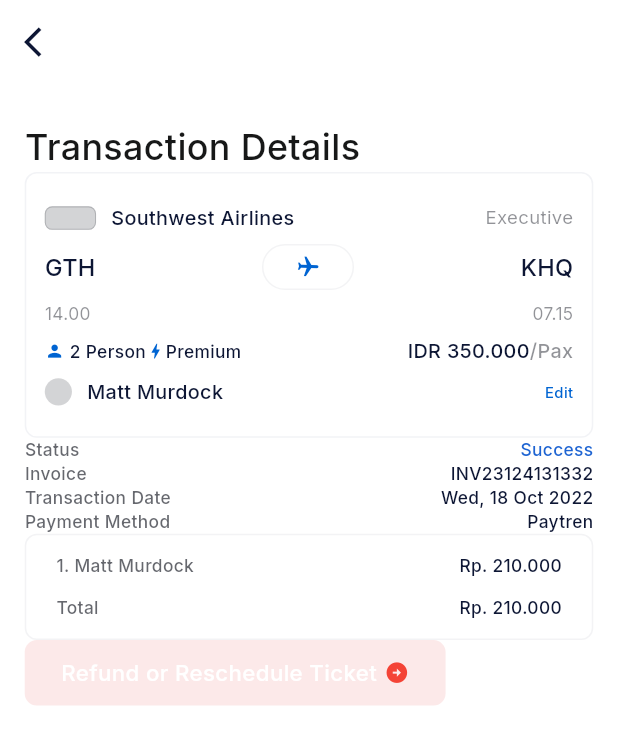
After one commit to DhanashreeC2W/Ticket_Booking_App, a Flutter app: the TransactionDetailsScreen screen opened directly, on a phone screen of 412 x 824 dp. The commit adds this screen. Shown: the top 744 px of the screen. Run offline on Flutter 3.47's test engine with Material 3 defaults, Android fonts, the phone set to English and light mode, and no system bars; our stand-ins replace flutter_otp_text_field, get, google_fonts, smooth_page_indicator.

Commit message:
"screens done"

```diff
--- /dev/null
+++ b/lib/view/Screens/Transaction Details Screen/transaction_details_screen.dart
@@ -0,0 +1,287 @@
+import 'dart:developer';
+
+import 'package:flutter/material.dart';
+import 'package:google_fonts/google_fonts.dart';
+import 'package:ticket_booking_app/view/Screens/Transaction%20Details%20Screen/transaction_details_screen_widget.dart';
+import 'package:ticket_booking_app/view/widget/back_button_widget.dart';
+import 'package:ticket_booking_app/view/widget/button_widget.dart';
+
+class TransactionDetailsScreen extends StatefulWidget {
+  const TransactionDetailsScreen({super.key});
+
+  @override
+  State<TransactionDetailsScreen> createState() =>
+      _TransactionDetailsScreenState();
+}
+
+class _TransactionDetailsScreenState extends State<TransactionDetailsScreen> {
+  @override
+  Widget build(BuildContext context) {
+    final deviceWidth = MediaQuery.sizeOf(context).width;
+    final deviceHeight = MediaQuery.sizeOf(context).height;
+    log("${deviceHeight * 0.086}");
+
+    return Scaffold(
+      backgroundColor: const Color.fromRGBO(255, 255, 255, 1),
+      appBar: AppBar(
+        backgroundColor: const Color.fromRGBO(255, 255, 255, 1),
+        leading: const BackButtonWidget(),
+      ),
+      body: Padding(
+        padding: EdgeInsets.only(
+          top: deviceHeight * 0.03,
+          left: deviceWidth * 0.04, //16
+          right: deviceWidth * 0.04, //16
+          bottom: deviceHeight * 0.03,
+        ),
+        child: Column(
+          crossAxisAlignment: CrossAxisAlignment.start,
+          children: [
+            ///HEADING OF THE SCREEN
+            Text(
+              "Transaction Details",
+              style: GoogleFonts.inter(
+                fontWeight: FontWeight.w500,
+                color: const Color.fromRGBO(23, 24, 24, 1),
+                fontSize: deviceHeight * 0.029,
+              ),
+            ),
+
+            ///CONTAINER WITH BORDER NEXT TO HEADING
+            Container(
+              padding: EdgeInsets.all(deviceWidth * 0.03), //20
+              height: deviceHeight * 0.215,
+              width: deviceWidth,
+              decoration: BoxDecoration(
+                  borderRadius: BorderRadius.circular(8),
+                  border: Border.all(
+                      color: const Color.fromRGBO(242, 243, 246, 1), width: 1)),
+              child: Column(
+                crossAxisAlignment: CrossAxisAlignment.start,
+                mainAxisAlignment: MainAxisAlignment.spaceEvenly,
+                children: [
+                  ///ROW FOR CONTAINER , TEXT , TEXT
+                  Row(
+                    children: [
+                      Container(
+                        width: deviceWidth * 0.083,
+                        height: deviceHeight * 0.019,
+                        margin: const EdgeInsets.only(right: 10), //
+                        decoration: BoxDecoration(
+                          color: const Color.fromRGBO(37, 40, 49, 0.2),
+                          border: Border.all(
+                              color: const Color.fromRGBO(37, 40, 49, 0.2),
+                              width: 0.71),
+                          borderRadius: BorderRadius.circular(4.96),
+                        ),
+                      ),
+                      Text(
+                        "Southwest Airlines",
+                        style: GoogleFonts.inter(
+                          fontWeight: FontWeight.w500,
+                          color: const Color.fromRGBO(13, 22, 52, 1),
+                          fontSize: deviceHeight * 0.016,
+                        ),
+                      ),
+                      const Spacer(),
+                      Text(
+                        "Executive",
+                        style: GoogleFonts.inter(
+                          fontWeight: FontWeight.w400,
+                          color: const Color.fromRGBO(37, 40, 49, 0.5),
+                          fontSize: deviceHeight * 0.015,
+                        ),
+                      ),
+                    ],
+                  ),
+
+                  ///2ND ROW
+                  Row(
+                    mainAxisAlignment: MainAxisAlignment.spaceBetween,
+                    children: [
+                      Text(
+                        "GTH",
+                        style: GoogleFonts.inter(
+                          fontWeight: FontWeight.w500,
+                          color: const Color.fromRGBO(13, 22, 52, 1),
+                          fontSize: deviceHeight * 0.019, //24
+                        ),
+                      ),
+                      Container(
+                          height: deviceHeight * 0.0371,
+                          width: deviceWidth * 0.149,
+                          decoration: BoxDecoration(
+                            borderRadius: BorderRadius.circular(32),
+                            border: Border.all(
+                                color: const Color.fromRGBO(13, 22, 52, 0.05),
+                                width: 1),
+                          ),
+                          child: Transform.rotate(
+                            angle: 1.6,
+                            child: Icon(
+                              Icons.flight,
+                              color: const Color.fromRGBO(0, 100, 210, 1),
+                              size: deviceHeight * 0.02,
+                            ),
+                          )),
+                      Text(
+                        "KHQ",
+                        style: GoogleFonts.inter(
+                          fontWeight: FontWeight.w500,
+                          color: const Color.fromRGBO(13, 22, 52, 1),
+                          fontSize: deviceHeight * 0.019, //24
+                        ),
+                      ),
+                    ],
+                  ),
+
+                  ///ROW3
+                  Row(
+                    mainAxisAlignment: MainAxisAlignment.spaceBetween,
+                    // crossAxisAlignment: CrossAxisAlignment.stretch,
+                    children: [
+                      Text(
+                        "14.00",
+                        style: GoogleFonts.inter(
+                          fontWeight: FontWeight.w400,
+                          color: const Color.fromRGBO(37, 40, 49, 0.5),
+                          fontSize: deviceHeight * 0.014, //12
+                        ),
+                      ),
+                      Text(
+                        "07.15",
+                        style: GoogleFonts.inter(
+                          fontWeight: FontWeight.w400,
+                          color: const Color.fromRGBO(37, 40, 49, 0.5),
+                          fontSize: deviceHeight * 0.014, //12
+                        ),
+                      ),
+                    ],
+                  ),
+
+                  ///ROW 4
+                  Row(
+                    children: [
+                      Icon(
+                        Icons.person,
+                        color: const Color.fromRGBO(0, 100, 210, 1),
+                        size: deviceHeight * 0.016,
+                      ),
+                      Text(
+                        " 2 Person",
+                        style: GoogleFonts.inter(
+                          fontWeight: FontWeight.w500,
+                          color: const Color.fromRGBO(13, 22, 52, 1),
+                          fontSize: deviceHeight * 0.014,
+                        ),
+                      ),
+                      Icon(
+                        Icons.bolt_outlined,
+                        color: const Color.fromRGBO(0, 100, 210, 1),
+                        size: deviceHeight * 0.016,
+                      ),
+                      Text(
+                        "Premium",
+                        style: GoogleFonts.inter(
+                          fontWeight: FontWeight.w500,
+                          color: const Color.fromRGBO(13, 22, 52, 1),
+                          fontSize: deviceHeight * 0.014,
+                        ),
+                      ),
+                      const Spacer(),
+                      Text.rich(TextSpan(children: [
+                        TextSpan(
+                            text: "IDR 350.000",
+                            style: GoogleFonts.inter(
+                              fontWeight: FontWeight.w500,
+                              color: const Color.fromRGBO(13, 22, 52, 1),
+                              fontSize: deviceHeight * 0.016, //12
+                            )),
+                        TextSpan(
+                          text: "/Pax",
+                          style: GoogleFonts.inter(
+                            fontWeight: FontWeight.w500,
+                            color: const Color.fromRGBO(37, 40, 49, 0.5),
+                            fontSize: deviceHeight * 0.016, //12
+                          ),
+                        ),
+                      ])),
+                    ],
+                  ),
+                  Row(
+                    //crossAxisAlignment: CrossAxisAlignment.end,
+                    children: [
+                      Container(
+                        height: deviceHeight * 0.022,
+                        width: deviceHeight * 0.022,
+                        margin: const EdgeInsets.only(right: 10),
+                        decoration: const BoxDecoration(
+                            shape: BoxShape.circle,
+                            color: Color.fromRGBO(37, 40, 49, 0.2)),
+                      ),
+                      Text("Matt Murdock",
+                          style: GoogleFonts.inter(
+                            fontWeight: FontWeight.w500,
+                            color: const Color.fromRGBO(13, 22, 52, 1),
+                            fontSize: deviceHeight * 0.016,
+
+                            ///14
+                          )),
+                      const Spacer(),
+                      Text("Edit",
+                          style: GoogleFonts.inter(
+                            fontWeight: FontWeight.w500,
+                            color: const Color.fromRGBO(0, 100, 210, 1),
+                            fontSize: deviceHeight * 0.012,
+                          ))
+                    ],
+                  ),
+                ],
+              ),
+            ),
+            const TransactionDetailsScreenWidget(
+              transactionDetail: "Status",
+              transactionDetailValue: "Success",
+            ),
+            const TransactionDetailsScreenWidget(
+                transactionDetail: "Invoice",
+                transactionDetailValue: "INV23124131332"),
+            const TransactionDetailsScreenWidget(
+                transactionDetail: "Transaction Date",
+                transactionDetailValue: "Wed, 18 Oct 2022"),
+            const TransactionDetailsScreenWidget(
+                transactionDetail: "Payment Method",
+                transactionDetailValue: "Paytren"),
+            Container(
+              width: deviceWidth,
+              height: deviceHeight * 0.086,
+              padding: const EdgeInsets.only(left: 20, right: 20),
+              decoration: BoxDecoration(
+                border: Border.all(
+                  color: const Color.fromRGBO(13, 22, 52, 0.05),
+                  width: 1,
+                ),
+                borderRadius: BorderRadius.circular(8),
+              ),
+              child: const Column(
+                mainAxisAlignment: MainAxisAlignment.spaceEvenly,
+                children: [
+                  TransactionDetailsScreenWidget(
+                      transactionDetail: "1. Matt Murdock",
+                      transactionDetailValue: "Rp. 210.000"),
+                  TransactionDetailsScreenWidget(
+                      transactionDetail: "Total",
+                      transactionDetailValue: "Rp. 210.000")
+                ],
+              ),
+            ),
+            ButtonWidget(
+                buttonText: "Refund or Reschedule Ticket",
+                buttonColor: Color.fromRGBO(252,233,233,1),
+                buttonIcon: Icon(Icons.arrow_circle_right,color: Colors.red,),)
+          ],
+        ),
+      ),
+    );
+  }
+}
--- /dev/null
+++ b/lib/view/Screens/Transaction Details Screen/transaction_details_screen_widget.dart
@@ -0,0 +1,36 @@
+import 'package:flutter/material.dart';
+import 'package:google_fonts/google_fonts.dart';
+
+class TransactionDetailsScreenWidget extends StatelessWidget {
+  final String? transactionDetail;
+  final String? transactionDetailValue;
+  const TransactionDetailsScreenWidget(
+      {super.key,
+      required this.transactionDetail,
+      required this.transactionDetailValue});
+
+  @override
+  Widget build(BuildContext context) {
+    var deviceHeight = MediaQuery.sizeOf(context).height;
+
+    return Row(
+      children: [
+        Text(transactionDetail!,
+            style: GoogleFonts.inter(
+              fontWeight: FontWeight.w500,
+              color: const Color.fromRGBO(37, 40, 49, 0.7),
+              fontSize: deviceHeight * 0.014,
+            )),
+        const Spacer(),
+        Text(transactionDetailValue!,
+            style: GoogleFonts.inter(
+              fontWeight: FontWeight.w500,
+              color: transactionDetailValue == "Success"
+                  ? const Color.fromRGBO(30, 100, 210, 1)
+                  : const Color.fromRGBO(13, 22, 52, 1),
+              fontSize: deviceHeight * 0.014,
+            )),
+      ],
+    );
+  }
+}
--- a/lib/view/confirm_pin_screen.dart
+++ b/lib/view/confirm_pin_screen.dart
@@ -8,7 +8,7 @@
   Widget build(BuildContext context) {
     return const Scaffold(
       backgroundColor: Color.fromRGBO(255,255,255,1),
-        body: const NumberPinWidget(
+        body:  NumberPinWidget(
             pinType: "Confirm \nyour PIN",
             subTitle:
                 "Enter 6 digits number for your PIN. Make sure the combination is not easy to guess."));
--- a/lib/view/payment_details_screen.dart
+++ b/lib/view/payment_details_screen.dart
@@ -1,7 +1,9 @@
 import 'dart:developer';
 
 import 'package:flutter/material.dart';
+import 'package:get/get.dart';
 import 'package:google_fonts/google_fonts.dart';
+import 'package:ticket_booking_app/view/payment_successful_screen.dart';
 import 'package:ticket_booking_app/view/widget/back_button_widget.dart';
 import 'package:ticket_booking_app/view/widget/button_widget.dart';
 import 'package:ticket_booking_app/view/widget/radio_button_widget.dart';
@@ -151,10 +153,15 @@
                       ],
                     ),
                     const Spacer(),
-                    const ButtonWidget(
-                      buttonText: "Proceed The Payment",
-                      buttonColor: Color.fromRGBO(0, 100, 210, 1),
-                      buttonIcon: Icon(Icons.check_circle),
+                    GestureDetector(
+                      onTap:(){
+                        Get.to(()=>const PaymentSuccessfulScreen());
+                      },
+                      child: const ButtonWidget(
+                        buttonText: "Proceed The Payment",
+                        buttonColor: Color.fromRGBO(0, 100, 210, 1),
+                        buttonIcon: Icon(Icons.check_circle),
+                      ),
                     )
                   ],
                 )
--- a/lib/view/payment_successful_screen.dart
+++ b/lib/view/payment_successful_screen.dart
@@ -1,7 +1,9 @@
 import 'dart:developer';
 
 import 'package:flutter/material.dart';
+import 'package:get/get.dart';
 import 'package:google_fonts/google_fonts.dart';
+import 'package:ticket_booking_app/view/Screens/Transaction%20Details%20Screen/transaction_details_screen.dart';
 import 'package:ticket_booking_app/view/widget/button_widget.dart';
 
 ///SCREEN AFTER ENTERING PASSCODE
@@ -63,11 +65,15 @@
                 height: deviceHeight * 0.05,
               ),
               ///SEE DETAILS BUTTON
-              const ButtonWidget(
-                buttonText: "See Details",
-                buttonColor: Color.fromRGBO(255, 255, 255, 1),
-                buttonIcon: null,
-              )
+              GestureDetector(
+                onTap: () => Get.to(()=>const TransactionDetailsScreen()),
+                child: const ButtonWidget(
+                  buttonText: "See Details",
+                  isFullWidth: true,
+                  buttonColor: Color.fromRGBO(255, 255, 255, 1),
+                  buttonIcon: null,
+                ),
+              ),
             ],
           ),
         ),
--- a/lib/view/widget/button_widget.dart
+++ b/lib/view/widget/button_widget.dart
@@ -46,7 +46,7 @@
               ? const SizedBox()
               : Icon(
                   buttonIcon!.icon,
-                  color: Colors.white,
+                  color: buttonIcon!.color,
                   size: deviceWidth * 0.04,
 
                 ),
```
Also changed, not shown: lib/view/onboard_screen.dart (+3 -8 lines), lib/view/widget/back_button_widget.dart (line endings or trailing spaces).
